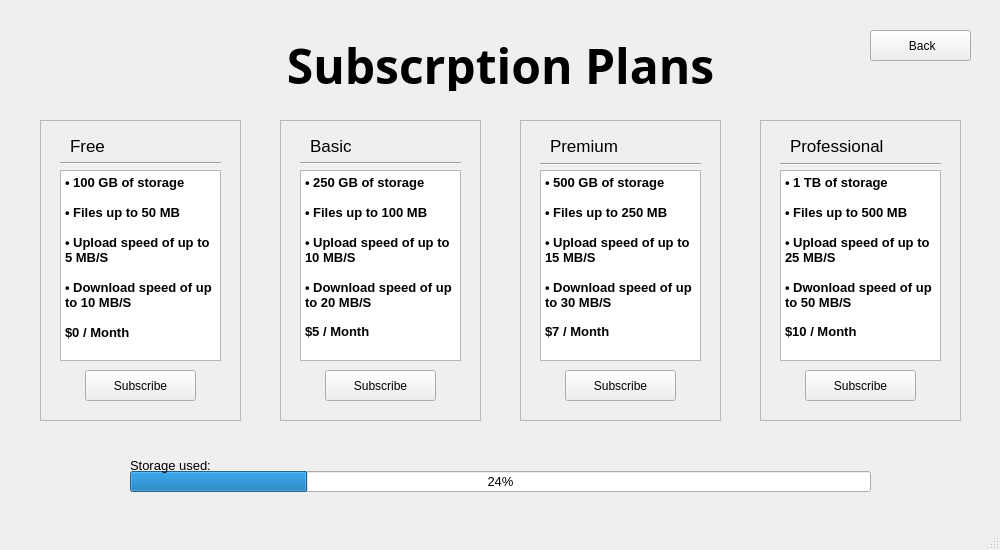
First picture: the form in Main/client/gui/ui/subscription.ui, repository SuperName3102/Final-Project, before the edit.
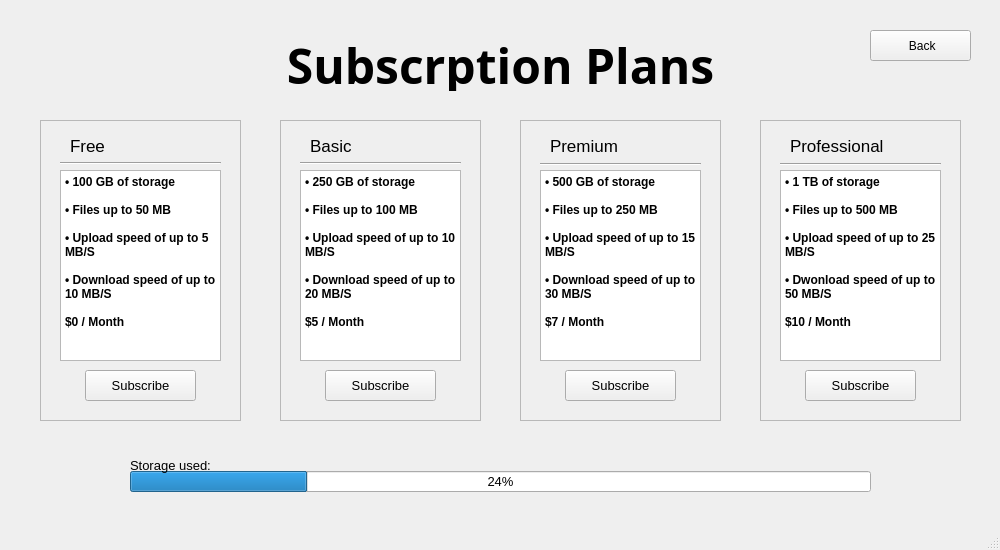
Second picture: the form after the edit.

What changed in the file:
```diff
--- a/Main/client/gui/ui/subscription.ui
+++ b/Main/client/gui/ui/subscription.ui
@@ -167,16 +167,16 @@
 hr { height: 1px; border-width: 0; }
 li.unchecked::marker { content: &quot;\2610&quot;; }
 li.checked::marker { content: &quot;\2612&quot;; }
-&lt;/style&gt;&lt;/head&gt;&lt;body style=&quot; font-family:'Segoe UI'; font-size:9pt; font-weight:400; font-style:normal;&quot;&gt;
-&lt;p style=&quot; margin-top:0px; margin-bottom:0px; margin-left:0px; margin-right:0px; -qt-block-indent:0; text-indent:0px;&quot;&gt;&lt;span style=&quot; font-family:'Recursive Sans Casual SemiBold'; font-size:10pt; font-weight:700;&quot;&gt;• 100 GB of storage&lt;/span&gt;&lt;/p&gt;
-&lt;p style=&quot;-qt-paragraph-type:empty; margin-top:0px; margin-bottom:0px; margin-left:0px; margin-right:0px; -qt-block-indent:0; text-indent:0px; font-family:'Recursive Sans Casual SemiBold'; font-size:10pt; font-weight:700;&quot;&gt;&lt;br /&gt;&lt;/p&gt;
-&lt;p style=&quot; margin-top:0px; margin-bottom:0px; margin-left:0px; margin-right:0px; -qt-block-indent:0; text-indent:0px;&quot;&gt;&lt;span style=&quot; font-family:'Recursive Sans Casual SemiBold'; font-size:10pt; font-weight:700;&quot;&gt;• Files up to 50 MB &lt;/span&gt;&lt;/p&gt;
-&lt;p style=&quot;-qt-paragraph-type:empty; margin-top:0px; margin-bottom:0px; margin-left:0px; margin-right:0px; -qt-block-indent:0; text-indent:0px; font-family:'Recursive Sans Casual SemiBold'; font-size:10pt; font-weight:700;&quot;&gt;&lt;br /&gt;&lt;/p&gt;
-&lt;p style=&quot; margin-top:0px; margin-bottom:0px; margin-left:0px; margin-right:0px; -qt-block-indent:0; text-indent:0px;&quot;&gt;&lt;span style=&quot; font-family:'Recursive Sans Casual SemiBold'; font-size:10pt; font-weight:700;&quot;&gt;• Upload speed of up to 5 MB/S&lt;/span&gt;&lt;/p&gt;
-&lt;p style=&quot;-qt-paragraph-type:empty; margin-top:0px; margin-bottom:0px; margin-left:0px; margin-right:0px; -qt-block-indent:0; text-indent:0px; font-family:'Recursive Sans Casual SemiBold'; font-size:10pt; font-weight:700;&quot;&gt;&lt;br /&gt;&lt;/p&gt;
-&lt;p style=&quot; margin-top:0px; margin-bottom:0px; margin-left:0px; margin-right:0px; -qt-block-indent:0; text-indent:0px;&quot;&gt;&lt;span style=&quot; font-family:'Recursive Sans Casual SemiBold'; font-size:10pt; font-weight:700;&quot;&gt;• Download speed of up to 10 MB/S&lt;/span&gt;&lt;/p&gt;
-&lt;p style=&quot;-qt-paragraph-type:empty; margin-top:0px; margin-bottom:0px; margin-left:0px; margin-right:0px; -qt-block-indent:0; text-indent:0px; font-family:'Recursive Sans Casual SemiBold'; font-size:10pt; font-weight:700;&quot;&gt;&lt;br /&gt;&lt;/p&gt;
-&lt;p style=&quot; margin-top:0px; margin-bottom:0px; margin-left:0px; margin-right:0px; -qt-block-indent:0; text-indent:0px;&quot;&gt;&lt;span style=&quot; font-family:'Recursive Sans Casual SemiBold'; font-size:10pt; font-weight:700;&quot;&gt;$0 / Month&lt;/span&gt;&lt;/p&gt;&lt;/body&gt;&lt;/html&gt;</string>
+&lt;/style&gt;&lt;/head&gt;&lt;body style=&quot;font-weight:700; font-style:normal;&quot;&gt;
+&lt;p style=&quot; margin-top:0px; margin-bottom:0px; margin-left:0px; margin-right:0px; -qt-block-indent:0; text-indent:0px;&quot;&gt;• 100 GB of storage&lt;/p&gt;
+&lt;p style=&quot;-qt-paragraph-type:empty; margin-top:0px; margin-bottom:0px; margin-left:0px; margin-right:0px; -qt-block-indent:0; text-indent:0px;&quot;&gt;&lt;br /&gt;&lt;/p&gt;
+&lt;p style=&quot; margin-top:0px; margin-bottom:0px; margin-left:0px; margin-right:0px; -qt-block-indent:0; text-indent:0px;&quot;&gt;• Files up to 50 MB &lt;/p&gt;
+&lt;p style=&quot;-qt-paragraph-type:empty; margin-top:0px; margin-bottom:0px; margin-left:0px; margin-right:0px; -qt-block-indent:0; text-indent:0px;&quot;&gt;&lt;br /&gt;&lt;/p&gt;
+&lt;p style=&quot; margin-top:0px; margin-bottom:0px; margin-left:0px; margin-right:0px; -qt-block-indent:0; text-indent:0px;&quot;&gt;• Upload speed of up to 5 MB/S&lt;/p&gt;
+&lt;p style=&quot;-qt-paragraph-type:empty; margin-top:0px; margin-bottom:0px; margin-left:0px; margin-right:0px; -qt-block-indent:0; text-indent:0px;&quot;&gt;&lt;br /&gt;&lt;/p&gt;
+&lt;p style=&quot; margin-top:0px; margin-bottom:0px; margin-left:0px; margin-right:0px; -qt-block-indent:0; text-indent:0px;&quot;&gt;• Download speed of up to 10 MB/S&lt;/p&gt;
+&lt;p style=&quot;-qt-paragraph-type:empty; margin-top:0px; margin-bottom:0px; margin-left:0px; margin-right:0px; -qt-block-indent:0; text-indent:0px;&quot;&gt;&lt;br /&gt;&lt;/p&gt;
+&lt;p style=&quot; margin-top:0px; margin-bottom:0px; margin-left:0px; margin-right:0px; -qt-block-indent:0; text-indent:0px;&quot;&gt;$0 / Month&lt;/p&gt;&lt;/body&gt;&lt;/html&gt;</string>
      </property>
     </widget>
     <widget class="QPushButton" name="free_button">
@@ -188,6 +188,11 @@
        <height>31</height>
       </rect>
      </property>
+     <property name="font">
+      <font>
+       <pointsize>10</pointsize>
+      </font>
+     </property>
      <property name="text">
       <string>Subscribe</string>
      </property>
@@ -280,16 +285,16 @@
 hr { height: 1px; border-width: 0; }
 li.unchecked::marker { content: &quot;\2610&quot;; }
 li.checked::marker { content: &quot;\2612&quot;; }
-&lt;/style&gt;&lt;/head&gt;&lt;body style=&quot; font-family:'Segoe UI'; font-size:9pt; font-weight:400; font-style:normal;&quot;&gt;
-&lt;p style=&quot; margin-top:0px; margin-bottom:0px; margin-left:0px; margin-right:0px; -qt-block-indent:0; text-indent:0px;&quot;&gt;&lt;span style=&quot; font-family:'Recursive Sans Casual SemiBold'; font-size:10pt; font-weight:700;&quot;&gt;• 250 GB of storage&lt;/span&gt;&lt;/p&gt;
-&lt;p style=&quot;-qt-paragraph-type:empty; margin-top:0px; margin-bottom:0px; margin-left:0px; margin-right:0px; -qt-block-indent:0; text-indent:0px; font-family:'Recursive Sans Casual SemiBold'; font-size:10pt; font-weight:700;&quot;&gt;&lt;br /&gt;&lt;/p&gt;
-&lt;p style=&quot; margin-top:0px; margin-bottom:0px; margin-left:0px; margin-right:0px; -qt-block-indent:0; text-indent:0px;&quot;&gt;&lt;span style=&quot; font-family:'Recursive Sans Casual SemiBold'; font-size:10pt; font-weight:700;&quot;&gt;• Files up to 100 MB &lt;/span&gt;&lt;/p&gt;
-&lt;p style=&quot;-qt-paragraph-type:empty; margin-top:0px; margin-bottom:0px; margin-left:0px; margin-right:0px; -qt-block-indent:0; text-indent:0px; font-family:'Recursive Sans Casual SemiBold'; font-size:10pt; font-weight:700;&quot;&gt;&lt;br /&gt;&lt;/p&gt;
-&lt;p style=&quot; margin-top:0px; margin-bottom:0px; margin-left:0px; margin-right:0px; -qt-block-indent:0; text-indent:0px;&quot;&gt;&lt;span style=&quot; font-family:'Recursive Sans Casual SemiBold'; font-size:10pt; font-weight:700;&quot;&gt;• Upload speed of up to 10 MB/S&lt;/span&gt;&lt;/p&gt;
-&lt;p style=&quot;-qt-paragraph-type:empty; margin-top:0px; margin-bottom:0px; margin-left:0px; margin-right:0px; -qt-block-indent:0; text-indent:0px; font-family:'Recursive Sans Casual SemiBold'; font-size:10pt; font-weight:700;&quot;&gt;&lt;br /&gt;&lt;/p&gt;
-&lt;p style=&quot; margin-top:0px; margin-bottom:0px; margin-left:0px; margin-right:0px; -qt-block-indent:0; text-indent:0px;&quot;&gt;&lt;span style=&quot; font-family:'Recursive Sans Casual SemiBold'; font-size:10pt; font-weight:700;&quot;&gt;• Download speed of up to 20 MB/S&lt;/span&gt;&lt;/p&gt;
-&lt;p style=&quot;-qt-paragraph-type:empty; margin-top:0px; margin-bottom:0px; margin-left:0px; margin-right:0px; -qt-block-indent:0; text-indent:0px; font-family:'Recursive Sans Casual SemiBold'; font-weight:700;&quot;&gt;&lt;br /&gt;&lt;/p&gt;
-&lt;p style=&quot; margin-top:0px; margin-bottom:0px; margin-left:0px; margin-right:0px; -qt-block-indent:0; text-indent:0px;&quot;&gt;&lt;span style=&quot; font-family:'Recursive Sans Casual SemiBold'; font-size:10pt; font-weight:700;&quot;&gt;$5 / Month&lt;/span&gt;&lt;/p&gt;&lt;/body&gt;&lt;/html&gt;</string>
+&lt;/style&gt;&lt;/head&gt;&lt;body style=&quot;font-weight:700; font-style:normal;&quot;&gt;
+&lt;p style=&quot; margin-top:0px; margin-bottom:0px; margin-left:0px; margin-right:0px; -qt-block-indent:0; text-indent:0px;&quot;&gt;• 250 GB of storage&lt;/p&gt;
+&lt;p style=&quot;-qt-paragraph-type:empty; margin-top:0px; margin-bottom:0px; margin-left:0px; margin-right:0px; -qt-block-indent:0; text-indent:0px;&quot;&gt;&lt;br /&gt;&lt;/p&gt;
+&lt;p style=&quot; margin-top:0px; margin-bottom:0px; margin-left:0px; margin-right:0px; -qt-block-indent:0; text-indent:0px;&quot;&gt;• Files up to 100 MB &lt;/p&gt;
+&lt;p style=&quot;-qt-paragraph-type:empty; margin-top:0px; margin-bottom:0px; margin-left:0px; margin-right:0px; -qt-block-indent:0; text-indent:0px;&quot;&gt;&lt;br /&gt;&lt;/p&gt;
+&lt;p style=&quot; margin-top:0px; margin-bottom:0px; margin-left:0px; margin-right:0px; -qt-block-indent:0; text-indent:0px;&quot;&gt;• Upload speed of up to 10 MB/S&lt;/p&gt;
+&lt;p style=&quot;-qt-paragraph-type:empty; margin-top:0px; margin-bottom:0px; margin-left:0px; margin-right:0px; -qt-block-indent:0; text-indent:0px;&quot;&gt;&lt;br /&gt;&lt;/p&gt;
+&lt;p style=&quot; margin-top:0px; margin-bottom:0px; margin-left:0px; margin-right:0px; -qt-block-indent:0; text-indent:0px;&quot;&gt;• Download speed of up to 20 MB/S&lt;/p&gt;
+&lt;p style=&quot;-qt-paragraph-type:empty; margin-top:0px; margin-bottom:0px; margin-left:0px; margin-right:0px; -qt-block-indent:0; text-indent:0px;&quot;&gt;&lt;br /&gt;&lt;/p&gt;
+&lt;p style=&quot; margin-top:0px; margin-bottom:0px; margin-left:0px; margin-right:0px; -qt-block-indent:0; text-indent:0px;&quot;&gt;$5 / Month&lt;/p&gt;&lt;/body&gt;&lt;/html&gt;</string>
      </property>
     </widget>
     <widget class="QPushButton" name="basic_button">
@@ -301,6 +306,11 @@
        <height>31</height>
       </rect>
      </property>
+     <property name="font">
+      <font>
+       <pointsize>10</pointsize>
+      </font>
+     </property>
      <property name="text">
       <string>Subscribe</string>
      </property>
@@ -374,16 +384,16 @@
 hr { height: 1px; border-width: 0; }
 li.unchecked::marker { content: &quot;\2610&quot;; }
 li.checked::marker { content: &quot;\2612&quot;; }
-&lt;/style&gt;&lt;/head&gt;&lt;body style=&quot; font-family:'Segoe UI'; font-size:9pt; font-weight:400; font-style:normal;&quot;&gt;
-&lt;p style=&quot; margin-top:0px; margin-bottom:0px; margin-left:0px; margin-right:0px; -qt-block-indent:0; text-indent:0px;&quot;&gt;&lt;span style=&quot; font-family:'Recursive Sans Casual SemiBold'; font-size:10pt; font-weight:700;&quot;&gt;• 1 TB of storage&lt;/span&gt;&lt;/p&gt;
-&lt;p style=&quot;-qt-paragraph-type:empty; margin-top:0px; margin-bottom:0px; margin-left:0px; margin-right:0px; -qt-block-indent:0; text-indent:0px; font-family:'Recursive Sans Casual SemiBold'; font-size:10pt; font-weight:700;&quot;&gt;&lt;br /&gt;&lt;/p&gt;
-&lt;p style=&quot; margin-top:0px; margin-bottom:0px; margin-left:0px; margin-right:0px; -qt-block-indent:0; text-indent:0px;&quot;&gt;&lt;span style=&quot; font-family:'Recursive Sans Casual SemiBold'; font-size:10pt; font-weight:700;&quot;&gt;• Files up to 500 MB &lt;/span&gt;&lt;/p&gt;
-&lt;p style=&quot;-qt-paragraph-type:empty; margin-top:0px; margin-bottom:0px; margin-left:0px; margin-right:0px; -qt-block-indent:0; text-indent:0px; font-family:'Recursive Sans Casual SemiBold'; font-size:10pt; font-weight:700;&quot;&gt;&lt;br /&gt;&lt;/p&gt;
-&lt;p style=&quot; margin-top:0px; margin-bottom:0px; margin-left:0px; margin-right:0px; -qt-block-indent:0; text-indent:0px;&quot;&gt;&lt;span style=&quot; font-family:'Recursive Sans Casual SemiBold'; font-size:10pt; font-weight:700;&quot;&gt;• Upload speed of up to 25 MB/S&lt;/span&gt;&lt;/p&gt;
-&lt;p style=&quot;-qt-paragraph-type:empty; margin-top:0px; margin-bottom:0px; margin-left:0px; margin-right:0px; -qt-block-indent:0; text-indent:0px; font-family:'Recursive Sans Casual SemiBold'; font-size:10pt; font-weight:700;&quot;&gt;&lt;br /&gt;&lt;/p&gt;
-&lt;p style=&quot; margin-top:0px; margin-bottom:0px; margin-left:0px; margin-right:0px; -qt-block-indent:0; text-indent:0px;&quot;&gt;&lt;span style=&quot; font-family:'Recursive Sans Casual SemiBold'; font-size:10pt; font-weight:700;&quot;&gt;• Dwonload speed of up to 50 MB/S&lt;/span&gt;&lt;/p&gt;
-&lt;p style=&quot;-qt-paragraph-type:empty; margin-top:0px; margin-bottom:0px; margin-left:0px; margin-right:0px; -qt-block-indent:0; text-indent:0px; font-family:'Recursive Sans Casual SemiBold'; font-weight:700;&quot;&gt;&lt;br /&gt;&lt;/p&gt;
-&lt;p style=&quot; margin-top:0px; margin-bottom:0px; margin-left:0px; margin-right:0px; -qt-block-indent:0; text-indent:0px;&quot;&gt;&lt;span style=&quot; font-family:'Recursive Sans Casual SemiBold'; font-size:10pt; font-weight:700;&quot;&gt;$10 / Month&lt;/span&gt;&lt;/p&gt;&lt;/body&gt;&lt;/html&gt;</string>
+&lt;/style&gt;&lt;/head&gt;&lt;body style=&quot;font-weight:700; font-style:normal;&quot;&gt;
+&lt;p style=&quot; margin-top:0px; margin-bottom:0px; margin-left:0px; margin-right:0px; -qt-block-indent:0; text-indent:0px;&quot;&gt;• 1 TB of storage&lt;/p&gt;
+&lt;p style=&quot;-qt-paragraph-type:empty; margin-top:0px; margin-bottom:0px; margin-left:0px; margin-right:0px; -qt-block-indent:0; text-indent:0px;&quot;&gt;&lt;br /&gt;&lt;/p&gt;
+&lt;p style=&quot; margin-top:0px; margin-bottom:0px; margin-left:0px; margin-right:0px; -qt-block-indent:0; text-indent:0px;&quot;&gt;• Files up to 500 MB &lt;/p&gt;
+&lt;p style=&quot;-qt-paragraph-type:empty; margin-top:0px; margin-bottom:0px; margin-left:0px; margin-right:0px; -qt-block-indent:0; text-indent:0px;&quot;&gt;&lt;br /&gt;&lt;/p&gt;
+&lt;p style=&quot; margin-top:0px; margin-bottom:0px; margin-left:0px; margin-right:0px; -qt-block-indent:0; text-indent:0px;&quot;&gt;• Upload speed of up to 25 MB/S&lt;/p&gt;
+&lt;p style=&quot;-qt-paragraph-type:empty; margin-top:0px; margin-bottom:0px; margin-left:0px; margin-right:0px; -qt-block-indent:0; text-indent:0px;&quot;&gt;&lt;br /&gt;&lt;/p&gt;
+&lt;p style=&quot; margin-top:0px; margin-bottom:0px; margin-left:0px; margin-right:0px; -qt-block-indent:0; text-indent:0px;&quot;&gt;• Dwonload speed of up to 50 MB/S&lt;/p&gt;
+&lt;p style=&quot;-qt-paragraph-type:empty; margin-top:0px; margin-bottom:0px; margin-left:0px; margin-right:0px; -qt-block-indent:0; text-indent:0px;&quot;&gt;&lt;br /&gt;&lt;/p&gt;
+&lt;p style=&quot; margin-top:0px; margin-bottom:0px; margin-left:0px; margin-right:0px; -qt-block-indent:0; text-indent:0px;&quot;&gt;$10 / Month&lt;/p&gt;&lt;/body&gt;&lt;/html&gt;</string>
      </property>
     </widget>
     <widget class="QPushButton" name="professional_button">
@@ -395,6 +405,11 @@
        <height>31</height>
       </rect>
      </property>
+     <property name="font">
+      <font>
+       <pointsize>10</pointsize>
+      </font>
+     </property>
      <property name="text">
       <string>Subscribe</string>
      </property>
@@ -465,16 +480,16 @@
 hr { height: 1px; border-width: 0; }
 li.unchecked::marker { content: &quot;\2610&quot;; }
 li.checked::marker { content: &quot;\2612&quot;; }
-&lt;/style&gt;&lt;/head&gt;&lt;body style=&quot; font-family:'Segoe UI'; font-size:9pt; font-weight:400; font-style:normal;&quot;&gt;
-&lt;p style=&quot; margin-top:0px; margin-bottom:0px; margin-left:0px; margin-right:0px; -qt-block-indent:0; text-indent:0px;&quot;&gt;&lt;span style=&quot; font-family:'Recursive Sans Casual SemiBold'; font-size:10pt; font-weight:700;&quot;&gt;• 500 GB of storage&lt;/span&gt;&lt;/p&gt;
-&lt;p style=&quot;-qt-paragraph-type:empty; margin-top:0px; margin-bottom:0px; margin-left:0px; margin-right:0px; -qt-block-indent:0; text-indent:0px; font-family:'Recursive Sans Casual SemiBold'; font-size:10pt; font-weight:700;&quot;&gt;&lt;br /&gt;&lt;/p&gt;
-&lt;p style=&quot; margin-top:0px; margin-bottom:0px; margin-left:0px; margin-right:0px; -qt-block-indent:0; text-indent:0px;&quot;&gt;&lt;span style=&quot; font-family:'Recursive Sans Casual SemiBold'; font-size:10pt; font-weight:700;&quot;&gt;• Files up to 250 MB &lt;/span&gt;&lt;/p&gt;
-&lt;p style=&quot;-qt-paragraph-type:empty; margin-top:0px; margin-bottom:0px; margin-left:0px; margin-right:0px; -qt-block-indent:0; text-indent:0px; font-family:'Recursive Sans Casual SemiBold'; font-size:10pt; font-weight:700;&quot;&gt;&lt;br /&gt;&lt;/p&gt;
-&lt;p style=&quot; margin-top:0px; margin-bottom:0px; margin-left:0px; margin-right:0px; -qt-block-indent:0; text-indent:0px;&quot;&gt;&lt;span style=&quot; font-family:'Recursive Sans Casual SemiBold'; font-size:10pt; font-weight:700;&quot;&gt;• Upload speed of up to 15 MB/S&lt;/span&gt;&lt;/p&gt;
-&lt;p style=&quot;-qt-paragraph-type:empty; margin-top:0px; margin-bottom:0px; margin-left:0px; margin-right:0px; -qt-block-indent:0; text-indent:0px; font-family:'Recursive Sans Casual SemiBold'; font-size:10pt; font-weight:700;&quot;&gt;&lt;br /&gt;&lt;/p&gt;
-&lt;p style=&quot; margin-top:0px; margin-bottom:0px; margin-left:0px; margin-right:0px; -qt-block-indent:0; text-indent:0px;&quot;&gt;&lt;span style=&quot; font-family:'Recursive Sans Casual SemiBold'; font-size:10pt; font-weight:700;&quot;&gt;• Download speed of up to 30 MB/S&lt;/span&gt;&lt;/p&gt;
-&lt;p style=&quot;-qt-paragraph-type:empty; margin-top:0px; margin-bottom:0px; margin-left:0px; margin-right:0px; -qt-block-indent:0; text-indent:0px; font-family:'Recursive Sans Casual SemiBold'; font-weight:700;&quot;&gt;&lt;br /&gt;&lt;/p&gt;
-&lt;p style=&quot; margin-top:0px; margin-bottom:0px; margin-left:0px; margin-right:0px; -qt-block-indent:0; text-indent:0px;&quot;&gt;&lt;span style=&quot; font-family:'Recursive Sans Casual SemiBold'; font-size:10pt; font-weight:700;&quot;&gt;$7 / Month&lt;/span&gt;&lt;/p&gt;&lt;/body&gt;&lt;/html&gt;</string>
+&lt;/style&gt;&lt;/head&gt;&lt;body style=&quot;font-weight:700; font-style:normal;&quot;&gt;
+&lt;p style=&quot; margin-top:0px; margin-bottom:0px; margin-left:0px; margin-right:0px; -qt-block-indent:0; text-indent:0px;&quot;&gt;• 500 GB of storage&lt;/p&gt;
+&lt;p style=&quot;-qt-paragraph-type:empty; margin-top:0px; margin-bottom:0px; margin-left:0px; margin-right:0px; -qt-block-indent:0; text-indent:0px;&quot;&gt;&lt;br /&gt;&lt;/p&gt;
+&lt;p style=&quot; margin-top:0px; margin-bottom:0px; margin-left:0px; margin-right:0px; -qt-block-indent:0; text-indent:0px;&quot;&gt;• Files up to 250 MB &lt;/p&gt;
+&lt;p style=&quot;-qt-paragraph-type:empty; margin-top:0px; margin-bottom:0px; margin-left:0px; margin-right:0px; -qt-block-indent:0; text-indent:0px;&quot;&gt;&lt;br /&gt;&lt;/p&gt;
+&lt;p style=&quot; margin-top:0px; margin-bottom:0px; margin-left:0px; margin-right:0px; -qt-block-indent:0; text-indent:0px;&quot;&gt;• Upload speed of up to 15 MB/S&lt;/p&gt;
+&lt;p style=&quot;-qt-paragraph-type:empty; margin-top:0px; margin-bottom:0px; margin-left:0px; margin-right:0px; -qt-block-indent:0; text-indent:0px;&quot;&gt;&lt;br /&gt;&lt;/p&gt;
+&lt;p style=&quot; margin-top:0px; margin-bottom:0px; margin-left:0px; margin-right:0px; -qt-block-indent:0; text-indent:0px;&quot;&gt;• Download speed of up to 30 MB/S&lt;/p&gt;
+&lt;p style=&quot;-qt-paragraph-type:empty; margin-top:0px; margin-bottom:0px; margin-left:0px; margin-right:0px; -qt-block-indent:0; text-indent:0px;&quot;&gt;&lt;br /&gt;&lt;/p&gt;
+&lt;p style=&quot; margin-top:0px; margin-bottom:0px; margin-left:0px; margin-right:0px; -qt-block-indent:0; text-indent:0px;&quot;&gt;$7 / Month&lt;/p&gt;&lt;/body&gt;&lt;/html&gt;</string>
      </property>
     </widget>
     <widget class="QPushButton" name="premium_button">
@@ -486,6 +501,11 @@
        <height>31</height>
       </rect>
      </property>
+     <property name="font">
+      <font>
+       <pointsize>10</pointsize>
+      </font>
+     </property>
      <property name="text">
       <string>Subscribe</string>
      </property>
```
